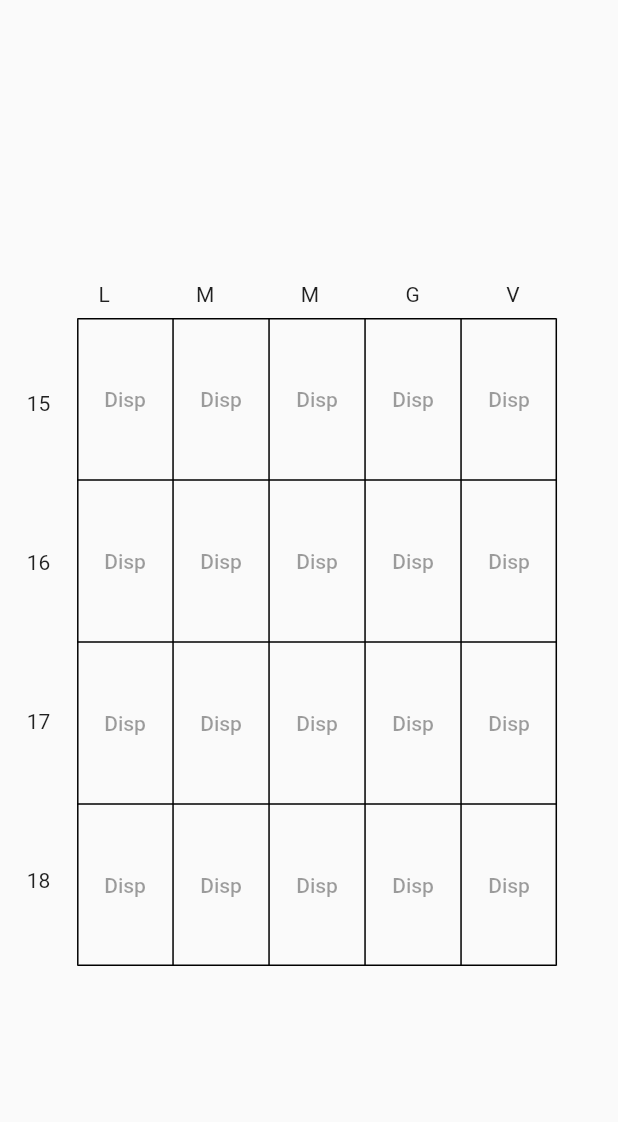
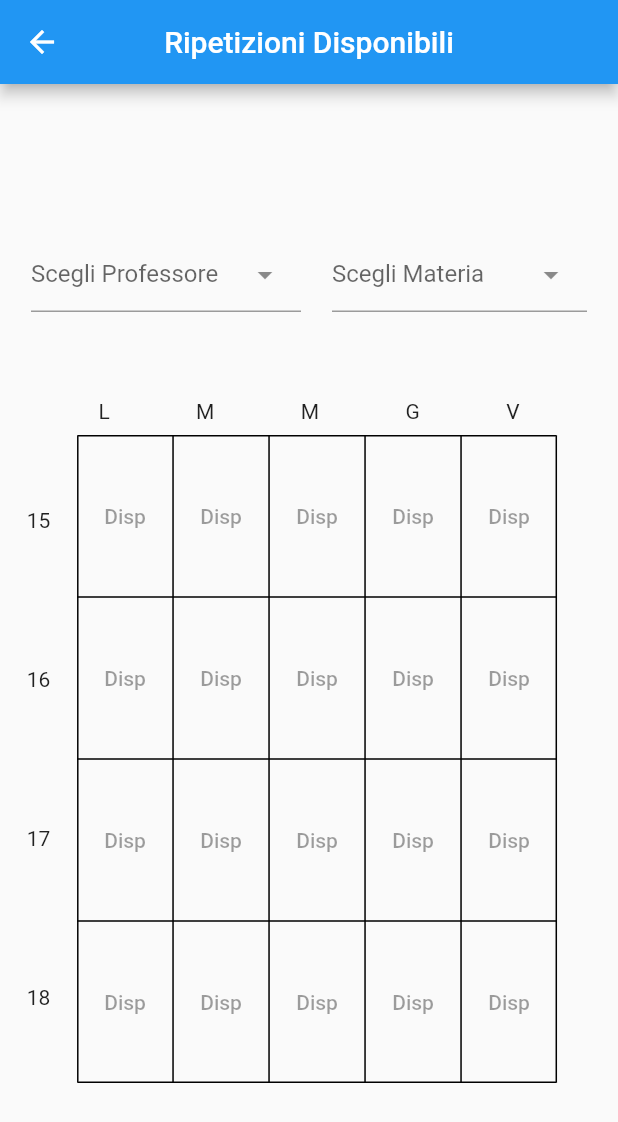
Before and after one commit to fededige/RipetizioniAndroid, a Flutter app: the PaginaRipetizioni screen opened by its route, on a phone screen of 412 x 824 dp. Shown: the top 1122 px of the screen. Run offline on Flutter 3.47's test engine with Material 2 defaults, Android fonts, the phone set to English and light mode, and no system bars; drawn by our look-alikes of dropdown_search.

Commit message:
table for prenotazinoi visualization finished, light changes in homeOspite and homeUtente

```diff
--- a/lib/main.dart
+++ b/lib/main.dart
@@ -10,7 +10,7 @@ import 'pagine/ripetizioniDisp.dart';
 
 
 void main() => runApp(MaterialApp(
-    initialRoute: '/ripetizioniDisp',
+    initialRoute: '/login',
     routes: {
       '/login': (context) => LoginPage(),
       '/registrazione': (context) => PaginaRegistrazione(),
--- a/lib/pagine/homeUtente.dart
+++ b/lib/pagine/homeUtente.dart
@@ -49,7 +49,9 @@ class _PaginaHomeUtenteState extends State<PaginaHomeUtente> {
               mainAxisAlignment: MainAxisAlignment.spaceEvenly,
               children: <Widget>[
                 TextButton(
-                  onPressed: null,
+                  onPressed: () {
+                    Navigator.pushNamed(context, "/ripetizioniDisp");
+                  },
                   child: Container(
                       decoration: BoxDecoration(
                         shape: BoxShape.rectangle,
--- a/lib/pagine/ripetizioniDisp.dart
+++ b/lib/pagine/ripetizioniDisp.dart
@@ -1,3 +1,4 @@
+import 'package:dropdown_search/dropdown_search.dart';
 import 'package:flutter/material.dart';
 
 class PaginaRipetizioni extends StatefulWidget {
@@ -5,15 +6,67 @@ class PaginaRipetizioni extends StatefulWidget {
   State<PaginaRipetizioni> createState() => _PaginaRipetizioniState();
 }
 
+List<String> list = <String> ["ciaociao", "nonono", "wasdwasdwas", "sdibvsidv"];
+String dropdownValue = "ciaociao";
+
 class _PaginaRipetizioniState extends State<PaginaRipetizioni> {
   @override
   Widget build(BuildContext context) {
     return Scaffold(
+      appBar: AppBar(
+        centerTitle: true,
+        backgroundColor: Colors.blue,
+        title: const Text(
+          'Ripetizioni Disponibili',
+        ),
+      ),
       body: Center(
+        child: SingleChildScrollView(
           child: Column(
-          mainAxisAlignment: MainAxisAlignment.center,
+            mainAxisAlignment: MainAxisAlignment.spaceEvenly,
             children: <Widget>[
-            Row(),
+              Row(
+                mainAxisAlignment: MainAxisAlignment.spaceEvenly,
+                children: <Widget>[
+                  DropdownSearch<String>(
+                    mode: Mode.MENU,
+                    showSelectedItems: true,
+                    items: list,
+                    dropdownSearchDecoration: const InputDecoration(
+                      constraints: BoxConstraints(maxWidth: 180, maxHeight: 50),
+                      labelText: "Scegli Professore",
+                      hintText: "Prof. disponibili",
+                    ),
+                    popupItemDisabled: isItemDisabled,
+                    onChanged: itemSelectionChanged,
+                    //selectedItem: "",
+                    showSearchBox: true,
+                    searchFieldProps: const TextFieldProps(
+                      cursorColor: Colors.blue,
+                    ),
+                  ),
+                  DropdownSearch<String>(
+                    mode: Mode.MENU,
+                    showSelectedItems: true,
+                    items: list,
+                    dropdownSearchDecoration: const InputDecoration(
+                      constraints: BoxConstraints(maxWidth: 170, maxHeight: 50),
+                      labelText: "Scegli Materia",
+                      hintText: "Materie disponibili",
+                    ),
+                    popupItemDisabled: isItemDisabled,
+                    onChanged: itemSelectionChanged,
+                    //selectedItem: "",
+                    showSearchBox: true,
+                    searchFieldProps: const TextFieldProps(
+                      cursorColor: Colors.blue,
+                    ),
+                  ),
+                ],
+              ),
+              const SizedBox(
+                height: 50.0,
+              ),
               Column(
                 children: <Widget>[
                   Padding(
@@ -282,10 +335,25 @@ class _PaginaRipetizioniState extends State<PaginaRipetizioni> {
                     ],
                   ),
                 ],
-            )
+              ),
             ],
+          ),
         ),
       ),
     );
   }
 }
+
+bool isItemDisabled(String s) {
+  //return s.startsWith('I');
+
+  if (s.startsWith('I')) {
+    return true;
+  } else {
+    return false;
+  }
+}
+
+void itemSelectionChanged(String? s) {
+  print(s);
+}
```
Also changed, not shown: lib/pagine/homeOspite.dart (+9 -6 lines). Lines whose indentation alone changed are shown as unchanged.
